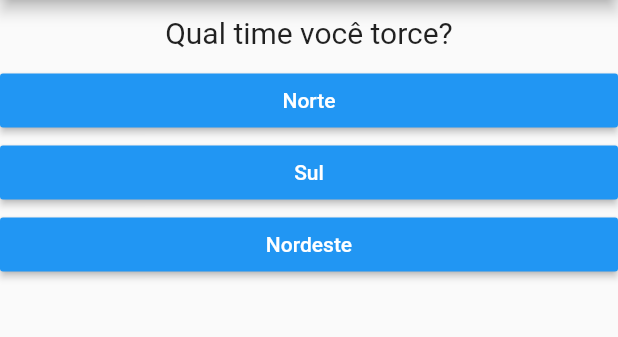
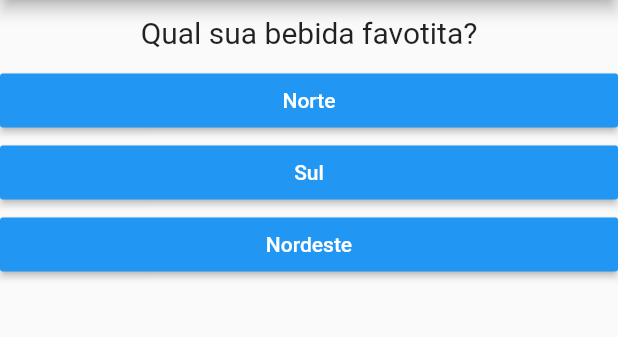
Before and after one commit to MoellerDoug/projeto_perguntas, a Flutter app: the screen it shows after launch, after a tap on "Norte", on a phone screen of 412 x 824 dp, the part 84-421 px from its top. Run offline on Flutter 3.47's test engine with Material 2 defaults, Android fonts, the phone set to English and light mode, and no system bars.

```diff
--- a/lib/main.dart
+++ b/lib/main.dart
@@ -18,9 +18,19 @@ class _PerguntaAppState extends State<PerguntaApp> {
   @override
   Widget build(BuildContext context) {
 
-    final perguntas = [
-      'Qual região do Brasil você mora?',
-      'Qual time você torce?'
+    final List<Map<String, Object>> perguntas = [
+      {
+        'texto': 'Qual região do Brasil você mora?',
+        'respostas': ['Norte', 'Sul', 'Sudeste', 'Nordeste'],
+      },
+      {
+        'texto': 'Qual sua bebida favotita?',
+        'respostas': ['Chimarrão', 'Cerveja', 'Cachaça', 'Água'],
+      },
+      {
+        'texto': 'Qual time você torce?',
+        'respostas': ['Internacional', 'Grêmio', 'São Paulo', 'Nenhum destes'],
+      },
     ];
 
     return MaterialApp(
@@ -30,7 +40,7 @@ class _PerguntaAppState extends State<PerguntaApp> {
           ),
           body: Column(
             children: <Widget>[
-              Questao(perguntas[_perguntaSelecionada]),
+              Questao(perguntas[_perguntaSelecionada]['texto']),
               Resposta('Norte', _responder),
               Resposta('Sul', _responder),
               Resposta('Nordeste', _responder),
```
